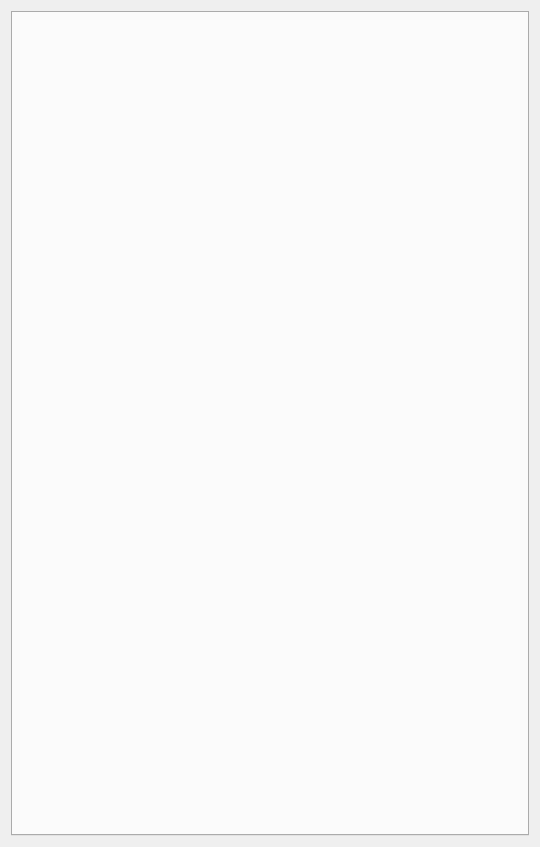
Old version of the form uis/cheating/search_window.ui in the repository NADNES-TEAM/NADNES.
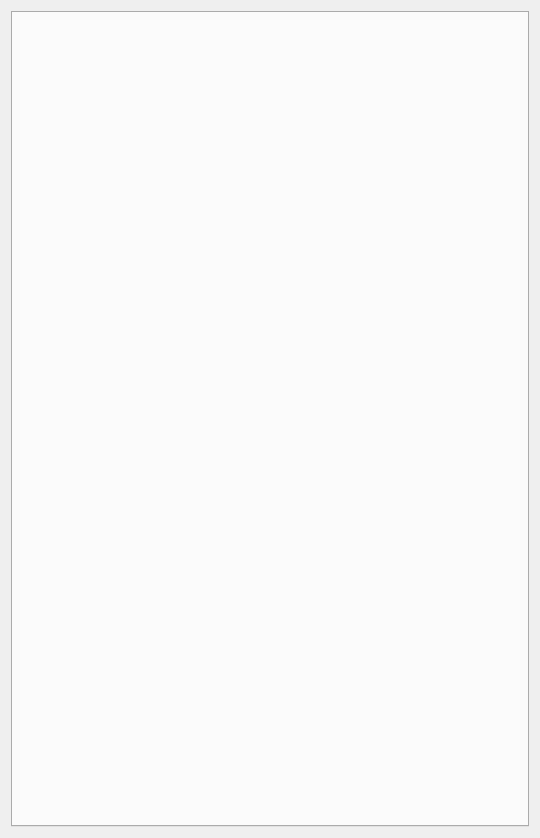
New version of the form.

The edit to the form file:
```diff
--- a/uis/cheating/search_window.ui
+++ b/uis/cheating/search_window.ui
@@ -7,9 +7,15 @@
     <x>0</x>
     <y>0</y>
     <width>540</width>
-    <height>847</height>
+    <height>838</height>
    </rect>
   </property>
+  <property name="sizePolicy">
+   <sizepolicy hsizetype="Expanding" vsizetype="Expanding">
+    <horstretch>0</horstretch>
+    <verstretch>0</verstretch>
+   </sizepolicy>
+  </property>
   <property name="windowTitle">
    <string>Form</string>
   </property>
@@ -17,7 +23,14 @@
    <item>
     <layout class="QVBoxLayout" name="mainLayout">
      <item>
-      <widget class="QTabWidget" name="tabWidget"/>
+      <widget class="QTabWidget" name="tabWidget">
+       <property name="sizePolicy">
+        <sizepolicy hsizetype="Expanding" vsizetype="Expanding">
+         <horstretch>0</horstretch>
+         <verstretch>0</verstretch>
+        </sizepolicy>
+       </property>
+      </widget>
      </item>
     </layout>
    </item>
```
